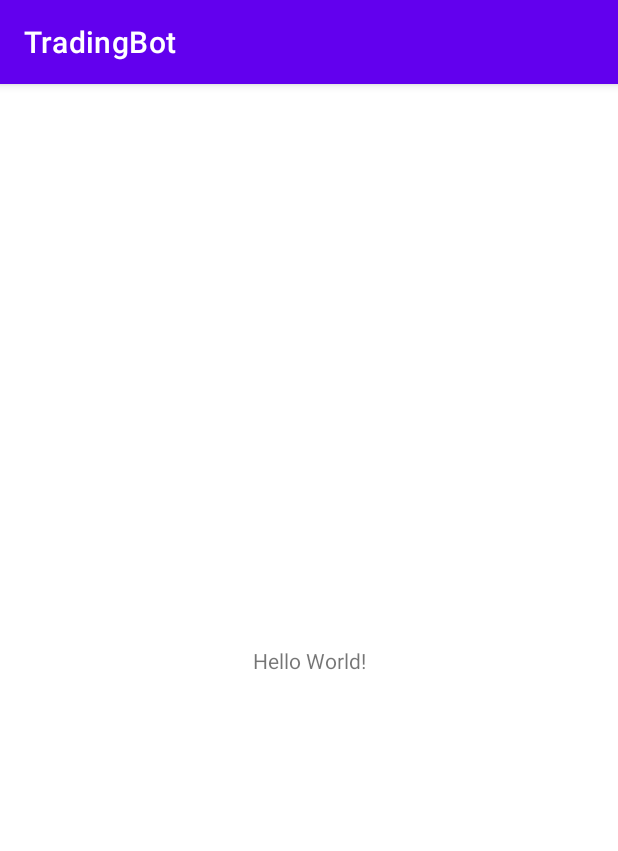
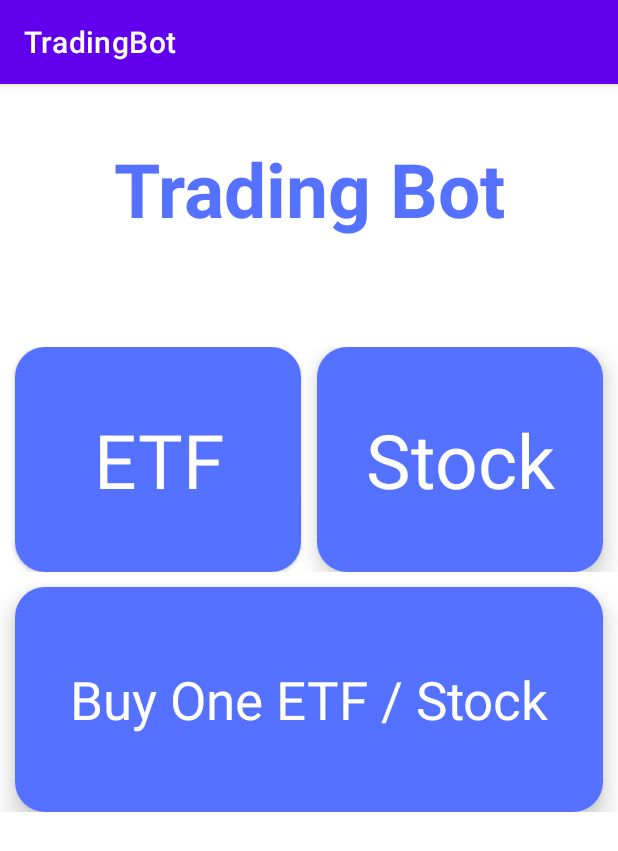
Before and after one commit to b1ctory/Trading-Bot-Mobile, an Android app: the screen it shows after launch (MainActivity), on a phone screen of 412 x 824 dp. Shown: the top 851 px of the screen. Run offline under Robolectric (Android 15) with nearby library versions, the phone set to English and light mode, and no system bars; our stand-ins replace data binding; libraries missing offline, so code that uses them is left out: com.chaquo.python; 4 statements that could not run were skipped.

Commit message:
add: activity_main.xml
- 메인뷰 수정

```diff
--- a/Android/app/src/main/res/layout/activity_main.xml
+++ b/Android/app/src/main/res/layout/activity_main.xml
@@ -1,18 +1,109 @@
 <?xml version="1.0" encoding="utf-8"?>
-<androidx.constraintlayout.widget.ConstraintLayout xmlns:android="http://schemas.android.com/apk/res/android"
+<layout
+    xmlns:android="http://schemas.android.com/apk/res/android"
     xmlns:app="http://schemas.android.com/apk/res-auto"
     xmlns:tools="http://schemas.android.com/tools"
-    android:layout_width="match_parent"
-    android:layout_height="match_parent"
-    tools:context=".MainActivity">
+    xmlns:card_view="http://schemas.android.com/apk/res-auto">
 
-    <TextView
+    <RelativeLayout
         android:layout_width="wrap_content"
-        android:layout_height="wrap_content"
-        android:text="Hello World!"
-        app:layout_constraintBottom_toBottomOf="parent"
-        app:layout_constraintLeft_toLeftOf="parent"
-        app:layout_constraintRight_toRightOf="parent"
-        app:layout_constraintTop_toTopOf="parent" />
+        android:layout_height="match_parent"
+        android:background="@color/white"
+        tools:context=".MainActivity">
 
-</androidx.constraintlayout.widget.ConstraintLayout>
+        <TextView
+            android:id="@+id/tv_trading_bot_title"
+            android:layout_width="match_parent"
+            android:layout_height="100dp"
+            android:layout_marginTop="20dp"
+            android:gravity="center"
+            android:text="Trading Bot"
+            android:textColor="@color/chery_blue"
+            android:textSize="50sp"
+            android:textStyle="bold" />
+
+        <RelativeLayout
+            android:layout_width="match_parent"
+            android:layout_height="wrap_content"
+            android:layout_below="@+id/tv_trading_bot_title"
+            android:layout_marginTop="45dp">
+
+            <LinearLayout
+                android:id="@+id/layout_main_button_linear"
+                android:layout_width="match_parent"
+                android:layout_height="150dp"
+                android:layout_marginTop="10dp"
+                android:orientation="horizontal"
+                android:weightSum="2">
+
+                <androidx.cardview.widget.CardView
+                    android:id="@+id/btn_etf"
+                    android:layout_width="match_parent"
+                    android:layout_height="150dp"
+                    android:layout_marginStart="10dp"
+                    android:layout_marginEnd="5dp"
+                    android:layout_weight="1"
+                    app:cardCornerRadius="20dp">
+
+                    <TextView
+                        android:layout_width="match_parent"
+                        android:layout_height="match_parent"
+                        android:background="@color/chery_blue"
+                        android:gravity="center"
+                        android:text="ETF"
+                        android:textColor="@color/white"
+                        android:textSize="50sp" />
+
+                </androidx.cardview.widget.CardView>
+
+                <androidx.cardview.widget.CardView
+                    android:id="@+id/btn_stock"
+                    android:layout_width="match_parent"
+                    android:layout_height="150dp"
+                    android:layout_marginStart="5dp"
+                    android:layout_marginEnd="10dp"
+                    android:layout_weight="1"
+                    app:cardCornerRadius="20dp"
+                    app:cardElevation="10dp">
+
+                    <TextView
+                        android:layout_width="match_parent"
+                        android:layout_height="match_parent"
+                        android:background="@color/chery_blue"
+                        android:gravity="center"
+                        android:text="Stock"
+                        android:textColor="@color/white"
+                        android:textSize="50sp" />
+
+                </androidx.cardview.widget.CardView>
+
+            </LinearLayout>
+
+            <androidx.cardview.widget.CardView
+                android:id="@+id/btn_buy_one"
+                android:layout_width="match_parent"
+                android:layout_height="150dp"
+                android:layout_below="@id/layout_main_button_linear"
+                android:layout_marginStart="10dp"
+                android:layout_marginTop="10dp"
+                android:layout_marginEnd="10dp"
+                app:cardCornerRadius="20dp"
+                app:cardElevation="10dp">
+
+                <TextView
+                    android:layout_width="match_parent"
+                    android:layout_height="match_parent"
+                    android:background="@color/chery_blue"
+                    android:gravity="center"
+                    android:text="Buy One ETF / Stock"
+                    android:textColor="@color/white"
+                    android:textSize="35sp" />
+
+            </androidx.cardview.widget.CardView>
+
+        </RelativeLayout>
+
+
+    </RelativeLayout>
+
+</layout>
```
